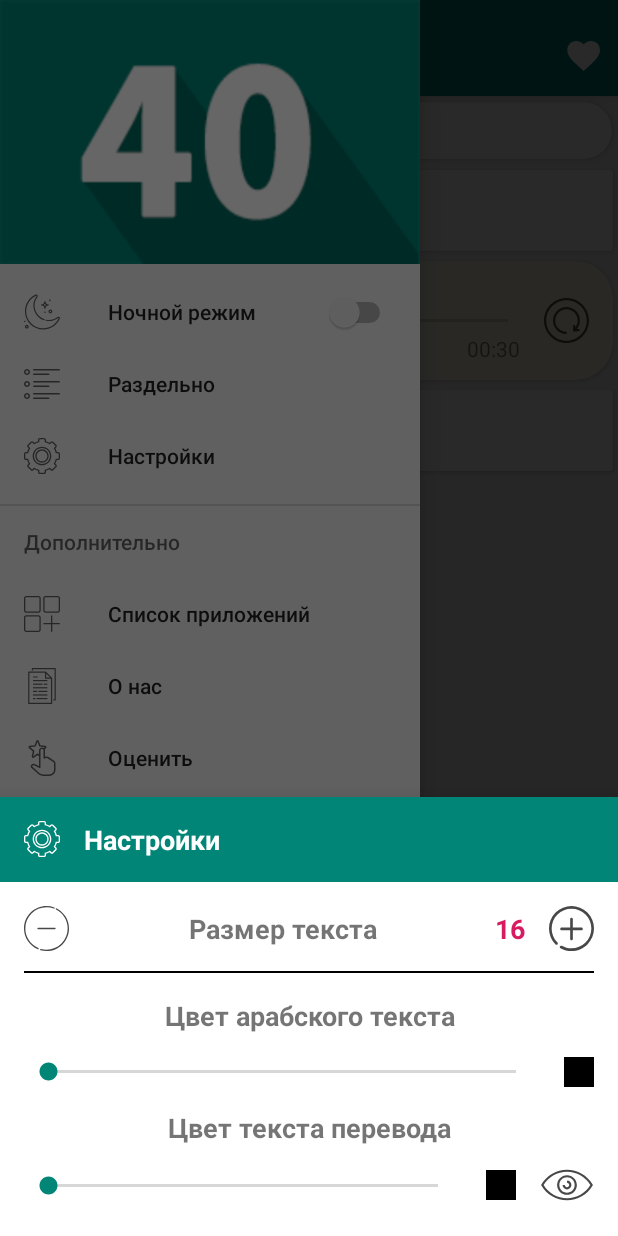
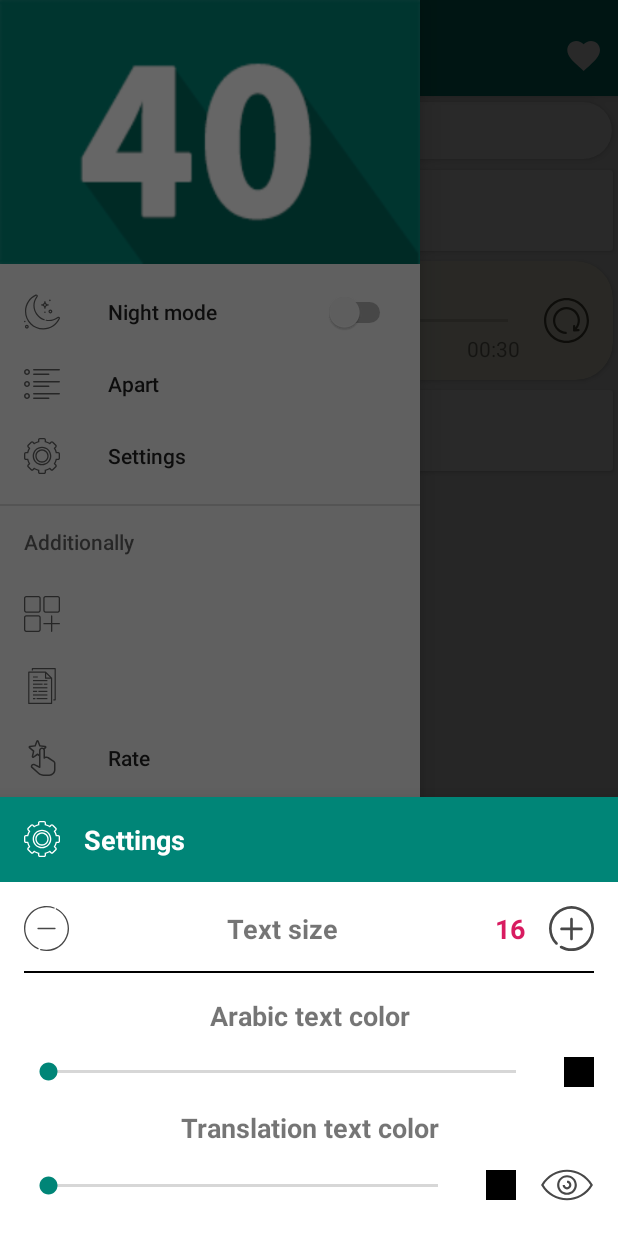
Before and after one commit to it-muslim/Hadith40, an Android app: the fragment BottomSheetSettings placed in its activity, with the side drawer open, on a phone screen of 412 x 824 dp. Run offline under Robolectric (Android 15) with nearby library versions, the phone set to English and light mode, and no system bars; libraries missing offline, so code that uses them is left out: com.readystatesoftware.sqliteasset; 2 statements that could not run were skipped.

Commit message:
Added localization

```diff
--- a/app/src/main/res/values-night/colors.xml
+++ b/app/src/main/res/values-night/colors.xml
@@ -4,6 +4,7 @@
     <color name="colorPrimaryDark">#181818</color>
     <color name="colorAccent">#00B0FF</color>
 
+    <color name="main">#FFFFFF</color>
     <color name="cardArabic">#0800B0FF</color>
     <color name="cardPlayer">#089C27B0</color>
     <color name="cardTranslation">#08FF5722</color>
--- a/app/src/main/res/values/colors.xml
+++ b/app/src/main/res/values/colors.xml
@@ -4,6 +4,7 @@
     <color name="colorPrimaryDark">#00574B</color>
     <color name="colorAccent">#D81B60</color>
 
+    <color name="main">#000000</color>
     <color name="white">#FFFFFF</color>
     <color name="black">#000000</color>
     <color name="lightBlack">#181818</color>
--- a/app/src/main/res/values/strings.xml
+++ b/app/src/main/res/values/strings.xml
@@ -1,59 +1,49 @@
 <resources>
     <!--Main screen-->
-    <string name="action_app_name">40 хадисов</string>
-    <string name="action_favorites">Избранное</string>
+    <string name="action_app_name">40 hadith</string>
+    <string name="action_favorites">Favorites</string>
 
-    <string name="about_us_text">
-        <b>JMApps</b>
-        — серия бесплатных андроид-приложений для мусульман.
-        Наши приложения всегда будут <b>бесплатными</b> и <b>без</b> какой-либо <b>рекламы</b>.
-        \n\nВы можете следить за обновлением старых и изданием новых приложений в нашей группе в ВКонтакте:
-        www.vk.com/JMApps,
-        \nна нашем канале в Telegram: t.me/JMApps, или в нашей группе в Фейсбуке: www.facebook.com/JMAppsM
-        \nТакже у нас есть страница в Instagram: www.instagram.com/dev_muslim
-        \n\nЕсли же у вас возникнут вопросы, или появятся предложения или критика, можете написать нам
-        на почту: jmappsmuslim@gmail.com, или в Telegram: t.me/JMbikk
-    </string>
+    <string name="about_us_text"/>
 
     <!--List activity-->
-    <string name="action_title">Раздельно</string>
+    <string name="action_title">Apart</string>
 
     <!--Navigation drawer-->
     <string name="navigation_drawer_open">Open navigation drawer</string>
     <string name="navigation_drawer_close">Close navigation drawer</string>
-    <string name="action_nav_night_mode">Ночной режим</string>
-    <string name="action_nav_apart">Раздельно</string>
-    <string name="action_nav_settings">Настройки</string>
-    <string name="action_nav_additionally">Дополнительно</string>
-    <string name="action_nav_list_apps">Список приложений</string>
-    <string name="action_nav_about_us">О нас</string>
-    <string name="action_nav_rate">Оценить</string>
-    <string name="action_nav_share">Поделиться</string>
-    <string name="action_nav_exit">Выход</string>
+    <string name="action_nav_night_mode">Night mode</string>
+    <string name="action_nav_apart">Apart</string>
+    <string name="action_nav_settings">Settings</string>
+    <string name="action_nav_additionally">Additionally</string>
+    <string name="action_nav_list_apps"/>
+    <string name="action_nav_about_us"/>
+    <string name="action_nav_rate">Rate</string>
+    <string name="action_nav_share">Share</string>
+    <string name="action_nav_exit">Exit</string>
 
     <!--PlaceHolder fragment-->
-    <string name="share_content_to">Поделиться главой</string>
+    <string name="share_content_to">Share head</string>
 
     <!--Fragment chapters-->
-    <string name="chapter_list_title">Список глав</string>
+    <string name="chapter_list_title">List of chapters</string>
 
     <!--Fragment favorites-->
-    <string name="favorite_title">Избранное</string>
-    <string name="favorite_list_empty">Избранных глав нет</string>
+    <string name="favorite_title">Favorites</string>
+    <string name="favorite_list_empty">No selected chapters</string>
 
     <!--Player-->
-    <string name="player_loop_on">Повтор включен</string>
-    <string name="player_loop_off">Повтор отключён</string>
+    <string name="player_loop_on">Repeat on</string>
+    <string name="player_loop_off">Repeat off</string>
 
     <!--Settings-->
-    <string name="settings_text_size_title">Размер текста</string>
-    <string name="settings_text_arabic_color_title">Цвет арабского текста</string>
-    <string name="settings_text_translation_color_title">Цвет текста перевода</string>
-    <string name="settings_text_hide">Текст скрыт</string>
-    <string name="settings_text_show">Текст отображается</string>
+    <string name="settings_text_size_title">Text size</string>
+    <string name="settings_text_arabic_color_title">Arabic text color</string>
+    <string name="settings_text_translation_color_title">Translation text color</string>
+    <string name="settings_text_hide">Text is hidden</string>
+    <string name="settings_text_show">The text is shown</string>
 
     <!--Database-->
-    <string name="db_name">Database_ru</string>
-    <string name="favorite_added">Добавлено в избранное</string>
-    <string name="favorite_removed">Удалено из избранного</string>
+    <string name="db_name">Database_en</string>
+    <string name="favorite_added">Added to favorites</string>
+    <string name="favorite_removed">Removed from favorites</string>
 </resources>
```
